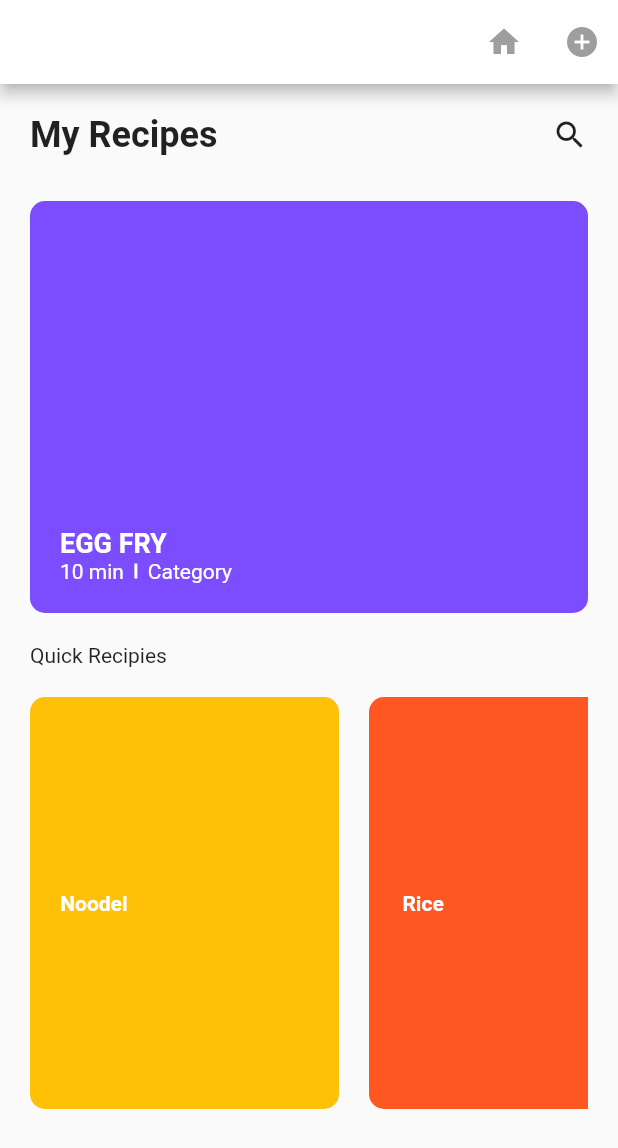
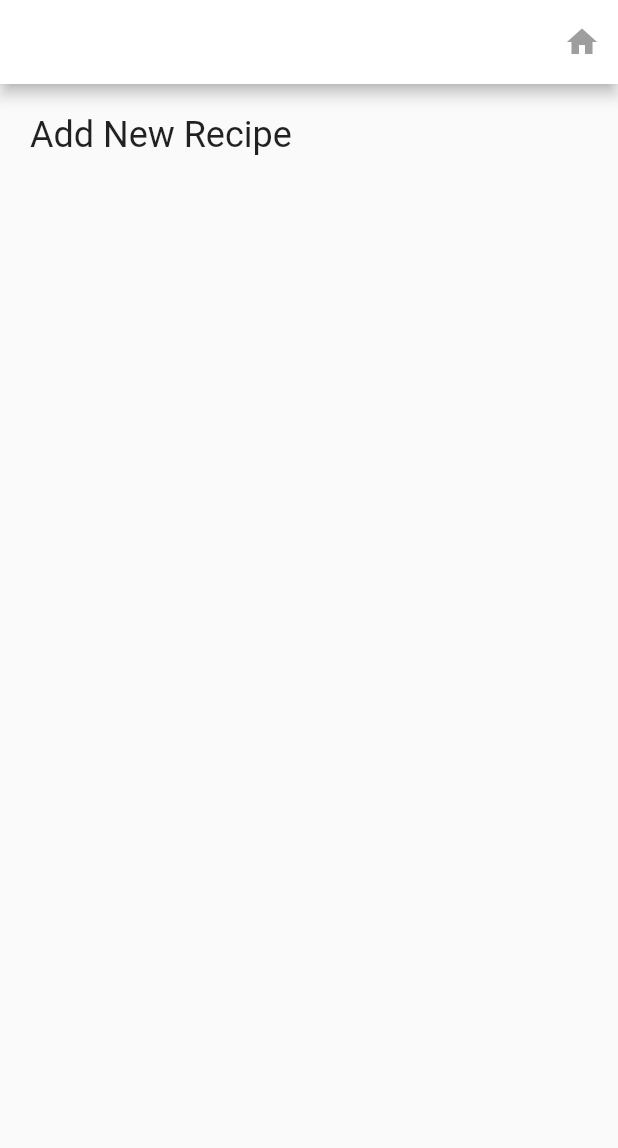
Before and after one commit to mt-tadayon/save_recipes, a Flutter app: the screen it shows after launch, after a tap on the "add circle" icon, on a phone screen of 412 x 824 dp. Shown: the top 1148 px of the screen. Run offline on Flutter 3.47's test engine with Material 2 defaults, Android fonts, the phone set to English and light mode, and no system bars; our stand-ins replace sqflite; accounts and stored records are empty.

Commit message:
Create add_recipe_screen, add navigation to app, did some refactoring

```diff
--- /dev/null
+++ b/lib/add_recipe_screen/add_recipe_screen.dart
@@ -0,0 +1,27 @@
+import 'package:flutter/material.dart';
+import 'package:saverecipes/recipe_app_bar.dart';
+
+class AddRecipeScreen extends StatelessWidget {
+  @override
+  Widget build(BuildContext context) {
+    return Scaffold(
+      appBar: RecipeAppBar(
+        icon: Icon(Icons.home),
+        onTap: () {
+          Navigator.pop(context);
+        },
+      ),
+      body: Padding(
+        padding: const EdgeInsets.all(20.0),
+        child: Column(
+          children: <Widget>[
+            Text(
+              'Add New Recipe',
+              style: TextStyle(fontSize: 24.0),
+            )
+          ],
+        ),
+      ),
+    );
+  }
+}
--- /dev/null
+++ b/lib/home_screen/home_screen.dart
@@ -0,0 +1,80 @@
+import 'package:flutter/material.dart';
+import 'package:saverecipes/add_recipe_screen/add_recipe_screen.dart';
+import 'package:saverecipes/home_screen/category_card.dart';
+import 'package:saverecipes/home_screen/last_recipe_card.dart';
+import 'package:saverecipes/recipe_app_bar.dart';
+
+class HomeScreen extends StatelessWidget {
+  @override
+  Widget build(BuildContext context) {
+    return Scaffold(
+      appBar: RecipeAppBar(
+        icon: Icon(Icons.add_circle),
+        onTap: () {
+          Navigator.push(
+            context,
+            MaterialPageRoute(
+              builder: (context) => AddRecipeScreen(),
+            ),
+          );
+        },
+      ),
+      body: Padding(
+        padding: const EdgeInsets.all(20.0),
+        child: Column(
+          crossAxisAlignment: CrossAxisAlignment.start,
+          children: <Widget>[
+            Row(
+              mainAxisAlignment: MainAxisAlignment.spaceBetween,
+              children: <Widget>[
+                Text(
+                  'My Recipes',
+                  style: TextStyle(
+                    fontSize: 24,
+                    fontWeight: FontWeight.bold,
+                  ),
+                ),
+                IconButton(
+                  icon: Icon(
+                    Icons.search,
+                    color: Colors.grey,
+                  ),
+                  onPressed: () {},
+                )
+              ],
+            ),
+            SizedBox(
+              height: 30.0,
+            ),
+            LastRecipeCard(),
+            SizedBox(
+              height: 20.0,
+            ),
+            Text('Quick Recipies'),
+            SizedBox(
+              height: 20.0,
+            ),
+            SingleChildScrollView(
+              scrollDirection: Axis.horizontal,
+              child: Row(
+                children: <Widget>[
+                  CategoryCard(
+                    color: Colors.amber,
+                    categoryName: 'Noodel',
+                  ),
+                  SizedBox(
+                    width: 20.0,
+                  ),
+                  CategoryCard(
+                    color: Colors.deepOrange,
+                    categoryName: 'Rice',
+                  )
+                ],
+              ),
+            ),
+          ],
+        ),
+      ),
+    );
+  }
+}
--- a/lib/main.dart
+++ b/lib/main.dart
@@ -1,6 +1,5 @@
 import 'package:flutter/material.dart';
-import 'package:saverecipes/category_card.dart';
-import 'package:saverecipes/last_recipe_card.dart';
+import 'package:saverecipes/home_screen/home_screen.dart';
 
 void main() => runApp(MyApp());
 
@@ -13,75 +12,7 @@ class MyApp extends StatelessWidget {
       theme: ThemeData(
         primarySwatch: Colors.blue,
       ),
-      home: Scaffold(
-        appBar: AppBar(
-          backgroundColor: Colors.white,
-          actions: <Widget>[
-            IconButton(
-              alignment: Alignment.centerLeft,
-              icon: Icon(Icons.home),
-              color: Colors.grey,
-              onPressed: () {
-                print('Hello Wordl!');
-              },
-            ),
-            IconButton(
-              icon: Icon(Icons.add_circle),
-              color: Colors.grey,
-              onPressed: () {
-                print('add recipie');
-              },
-            )
-          ],
-        ),
-        body: Padding(
-          padding: const EdgeInsets.all(20.0),
-          child: Column(
-            crossAxisAlignment: CrossAxisAlignment.start,
-            children: <Widget>[
-              Row(
-                mainAxisAlignment: MainAxisAlignment.spaceBetween,
-                children: <Widget>[
-                  Text(
-                    'My Recipes',
-                    style: TextStyle(
-                      fontSize: 24,
-                      fontWeight: FontWeight.bold,
-                    ),
-                  ),
-                  GestureDetector(
-                    child: Icon(Icons.search),
-                    onTap: () {
-                      print('Hello World');
-                    },
-                  )
-                ],
-              ),
-              SizedBox(
-                height: 30.0,
-              ),
-              LastRecipeCard(),
-              SizedBox(
-                height: 20.0,
-              ),
-              Text('Quick Recipies'),
-              SizedBox(
-                height: 20.0,
-              ),
-              SingleChildScrollView(
-                scrollDirection: Axis.horizontal,
-                child: Row(
-                  children: <Widget>[
-                    CategoryCard(color: Colors.amber, categoryName: 'Noodel',),
-                    SizedBox(width: 20.0,),
-                    CategoryCard(color: Colors.deepOrange, categoryName: 'Rice',)
-                  ],
-                ),
-              ),
-            ],
-          ),
-        ),
-      ),
+      home: HomeScreen(),
     );
   }
 }
--- /dev/null
+++ b/lib/recipe_app_bar.dart
@@ -0,0 +1,15 @@
+import 'package:flutter/material.dart';
+
+class RecipeAppBar extends AppBar {
+  final Icon icon;
+  final Function onTap;
+
+  RecipeAppBar({this.icon, this.onTap})
+      : super(backgroundColor: Colors.white, actions: <Widget>[
+          IconButton(
+            icon: icon,
+            onPressed: onTap,
+            color: Colors.grey,
+          ),
+        ]);
+}
```
Also changed, not shown: lib/home_screen/category_card.dart (renamed from lib/category_card.dart), lib/home_screen/last_recipe_card.dart (renamed from lib/last_recipe_card.dart), lib/models/recipe_model.dart (renamed from lib/recipe_model.dart), 3 other files.
